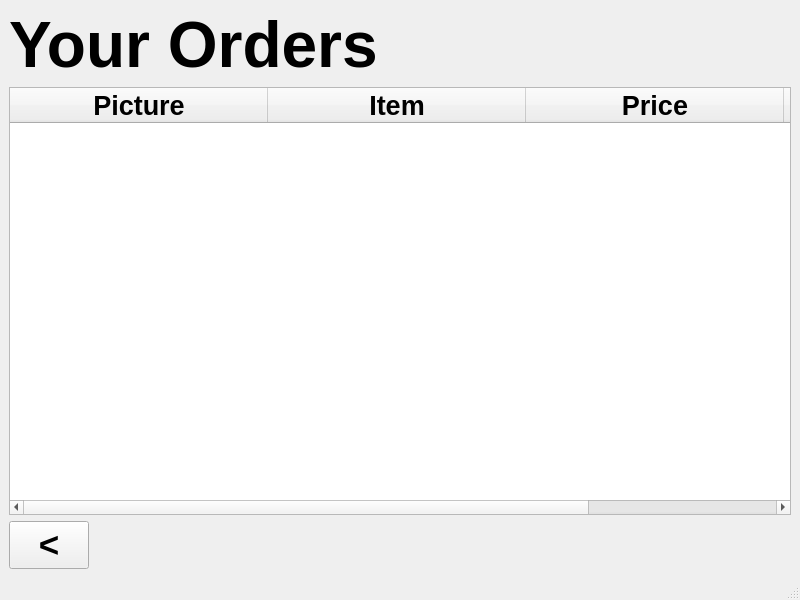
Old version of the form orders.ui in the repository acmpesuecc/GrowPal.
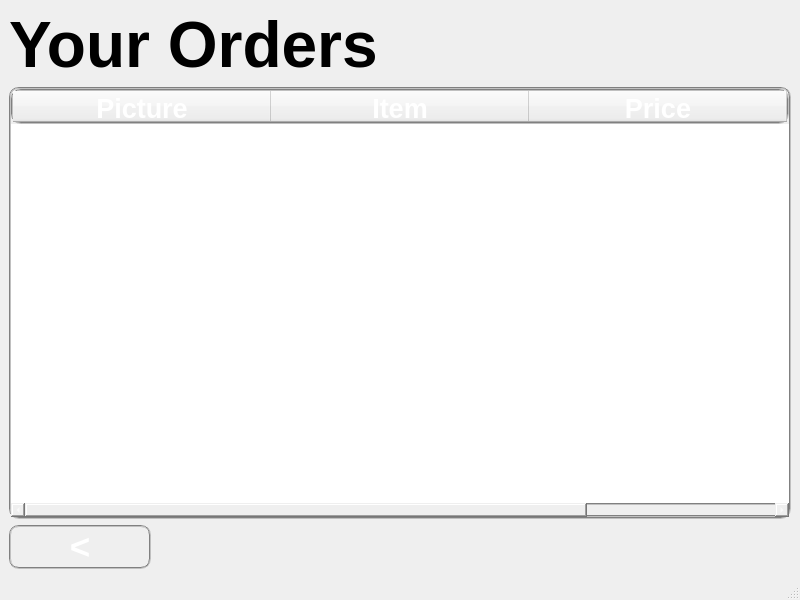
New version of the form.

Patch:
```diff
--- a/orders.ui
+++ b/orders.ui
@@ -24,8 +24,13 @@
         <bold>true</bold>
        </font>
       </property>
+      <property name="styleSheet">
+       <string notr="true">
+                 color: white; 
+                 border-radius: 10px; border: 2px groove gray;</string>
+      </property>
       <property name="text">
-       <string>&lt;</string>
+       <string>      &lt;      </string>
       </property>
      </widget>
     </item>
@@ -58,6 +63,11 @@
     </item>
     <item row="1" column="0" colspan="2">
      <widget class="QTableWidget" name="tableWidget">
+      <property name="styleSheet">
+       <string notr="true">
+                 color: white; 
+                 border-radius: 10px; border: 2px groove gray;</string>
+      </property>
       <property name="sizeAdjustPolicy">
        <enum>QAbstractScrollArea::AdjustToContents</enum>
       </property>
@@ -81,6 +91,9 @@
          <bold>true</bold>
         </font>
        </property>
+       <property name="textAlignment">
+        <set>AlignHCenter|AlignTop</set>
+       </property>
       </column>
       <column>
        <property name="text">
@@ -93,6 +106,9 @@
          <bold>true</bold>
         </font>
        </property>
+       <property name="textAlignment">
+        <set>AlignHCenter|AlignTop</set>
+       </property>
       </column>
       <column>
        <property name="text">
@@ -105,6 +121,9 @@
          <bold>true</bold>
         </font>
        </property>
+       <property name="textAlignment">
+        <set>AlignHCenter|AlignTop</set>
+       </property>
       </column>
       <column>
        <property name="text">
@@ -117,6 +136,9 @@
          <bold>true</bold>
         </font>
        </property>
+       <property name="textAlignment">
+        <set>AlignHCenter|AlignTop</set>
+       </property>
       </column>
      </widget>
     </item>
```
